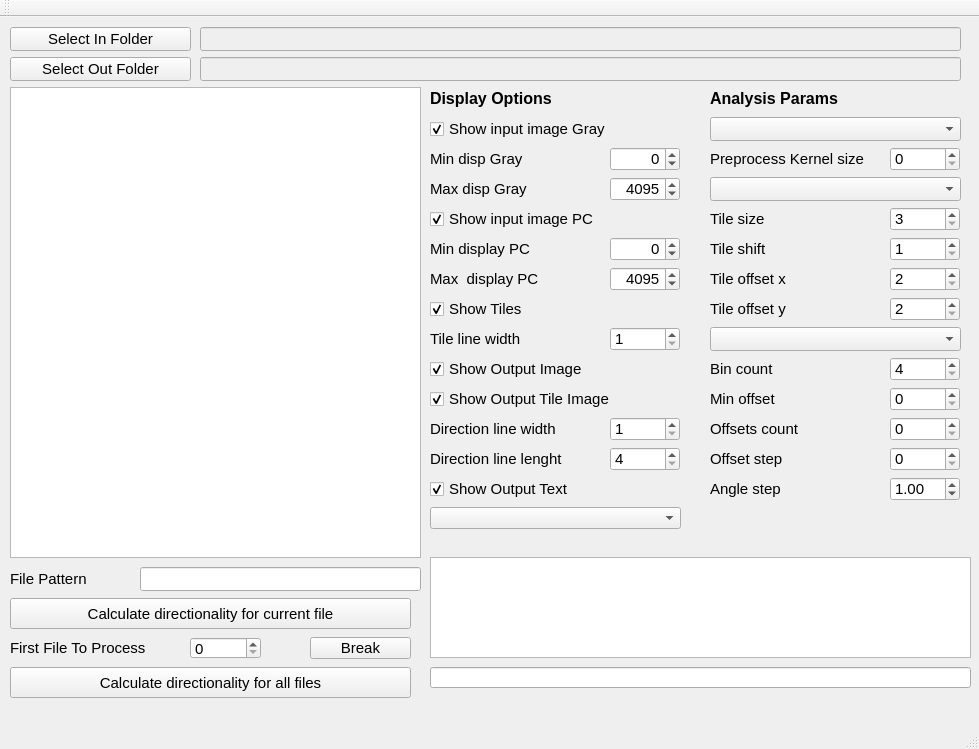
Qt form mainwindow.ui (marcinkociolek/DirectionalityDetectionGui) before a commit.
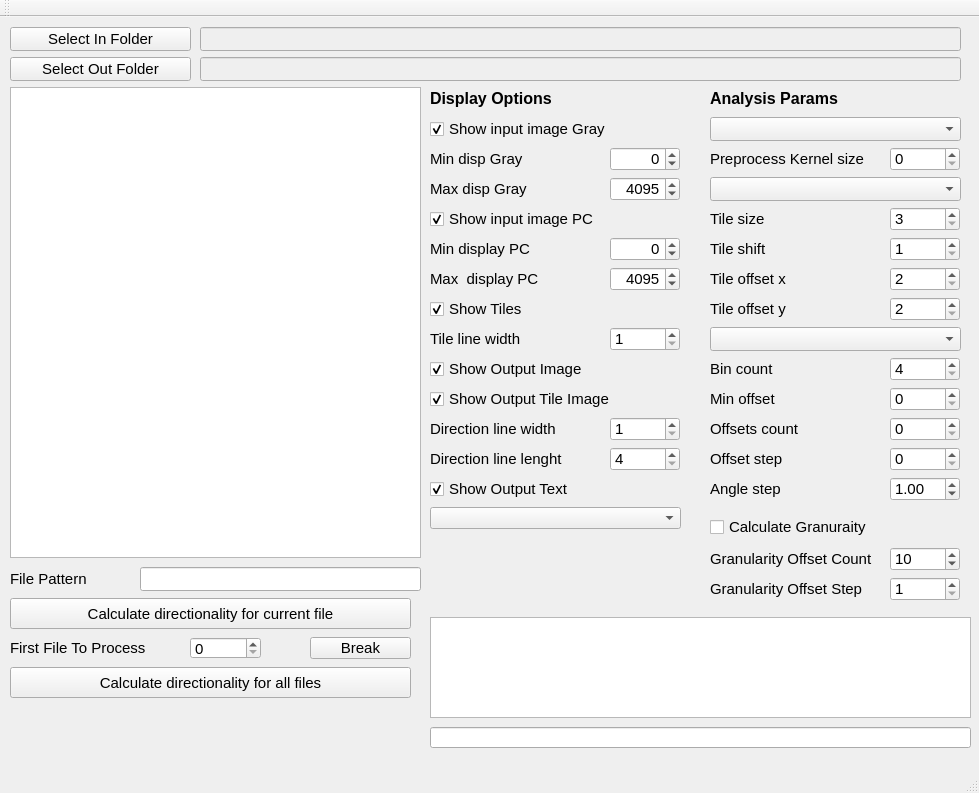
The same form after that commit.

What changed in the file:
```diff
--- a/mainwindow.ui
+++ b/mainwindow.ui
@@ -7,7 +7,7 @@
     <x>0</x>
     <y>0</y>
     <width>979</width>
-    <height>749</height>
+    <height>793</height>
    </rect>
   </property>
   <property name="font">
@@ -910,7 +910,7 @@
     <property name="geometry">
      <rect>
       <x>430</x>
-      <y>540</y>
+      <y>600</y>
       <width>541</width>
       <height>101</height>
      </rect>
@@ -946,7 +946,7 @@
     <property name="geometry">
      <rect>
       <x>430</x>
-      <y>650</y>
+      <y>710</y>
       <width>541</width>
       <height>21</height>
      </rect>
@@ -1073,6 +1073,106 @@
      </rect>
     </property>
    </widget>
+   <widget class="QCheckBox" name="checkBoxCalculateGranuraity">
+    <property name="geometry">
+     <rect>
+      <x>710</x>
+      <y>500</y>
+      <width>221</width>
+      <height>20</height>
+     </rect>
+    </property>
+    <property name="text">
+     <string>Calculate Granuraity</string>
+    </property>
+   </widget>
+   <widget class="QLabel" name="labelGranularityOffsetCount">
+    <property name="geometry">
+     <rect>
+      <x>710</x>
+      <y>530</y>
+      <width>172</width>
+      <height>24</height>
+     </rect>
+    </property>
+    <property name="font">
+     <font>
+      <pointsize>11</pointsize>
+     </font>
+    </property>
+    <property name="mouseTracking">
+     <bool>true</bool>
+    </property>
+    <property name="text">
+     <string>&lt;html&gt;&lt;head/&gt;&lt;body&gt;&lt;p&gt;Granularity Offset Count&lt;/p&gt;&lt;/body&gt;&lt;/html&gt;</string>
+    </property>
+   </widget>
+   <widget class="QLabel" name="labelGranularityOffsetStep">
+    <property name="geometry">
+     <rect>
+      <x>710</x>
+      <y>560</y>
+      <width>172</width>
+      <height>24</height>
+     </rect>
+    </property>
+    <property name="font">
+     <font>
+      <pointsize>11</pointsize>
+     </font>
+    </property>
+    <property name="mouseTracking">
+     <bool>true</bool>
+    </property>
+    <property name="text">
+     <string>&lt;html&gt;&lt;head/&gt;&lt;body&gt;&lt;p&gt;Granularity Offset Step&lt;/p&gt;&lt;/body&gt;&lt;/html&gt;</string>
+    </property>
+   </widget>
+   <widget class="QSpinBox" name="spinBoxGranuralityOffsetCount">
+    <property name="geometry">
+     <rect>
+      <x>890</x>
+      <y>530</y>
+      <width>70</width>
+      <height>24</height>
+     </rect>
+    </property>
+    <property name="font">
+     <font>
+      <pointsize>11</pointsize>
+     </font>
+    </property>
+    <property name="minimum">
+     <number>1</number>
+    </property>
+    <property name="maximum">
+     <number>27</number>
+    </property>
+    <property name="value">
+     <number>10</number>
+    </property>
+   </widget>
+   <widget class="QSpinBox" name="spinBoxGranularityOffsetStep">
+    <property name="geometry">
+     <rect>
+      <x>890</x>
+      <y>560</y>
+      <width>70</width>
+      <height>24</height>
+     </rect>
+    </property>
+    <property name="font">
+     <font>
+      <pointsize>11</pointsize>
+     </font>
+    </property>
+    <property name="minimum">
+     <number>1</number>
+    </property>
+    <property name="maximum">
+     <number>10</number>
+    </property>
+   </widget>
   </widget>
   <widget class="QMenuBar" name="menuBar">
    <property name="geometry">
```
